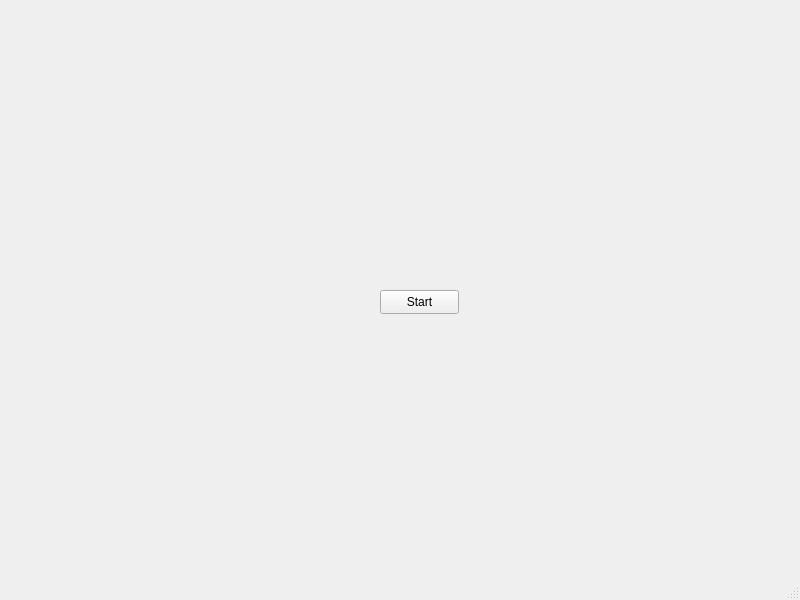
Before: the Qt Designer form simulation/gui/config.ui in matrochanowski/elevator-project, drawn with Qt 5.
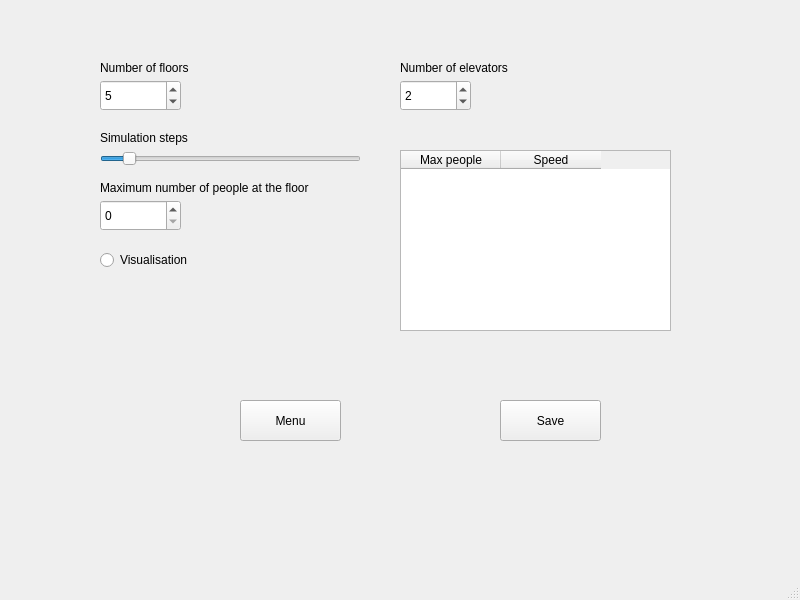
After: the same form once the commit is applied.

Patch:
```diff
--- a/simulation/gui/config.ui
+++ b/simulation/gui/config.ui
@@ -14,18 +14,235 @@
    <string>MainWindow</string>
   </property>
   <widget class="QWidget" name="centralwidget">
-   <widget class="QPushButton" name="startButton">
+   <widget class="QStackedWidget" name="stackedWidget">
     <property name="geometry">
      <rect>
-      <x>380</x>
-      <y>290</y>
-      <width>79</width>
-      <height>24</height>
+      <x>30</x>
+      <y>30</y>
+      <width>721</width>
+      <height>491</height>
      </rect>
     </property>
-    <property name="text">
-     <string>Start</string>
+    <property name="currentIndex">
+     <number>1</number>
     </property>
+    <widget class="QWidget" name="page">
+     <widget class="QPushButton" name="startButton">
+      <property name="geometry">
+       <rect>
+        <x>280</x>
+        <y>350</y>
+        <width>91</width>
+        <height>41</height>
+       </rect>
+      </property>
+      <property name="text">
+       <string>Start</string>
+      </property>
+     </widget>
+     <widget class="QPushButton" name="settingsButton">
+      <property name="geometry">
+       <rect>
+        <x>520</x>
+        <y>350</y>
+        <width>101</width>
+        <height>41</height>
+       </rect>
+      </property>
+      <property name="text">
+       <string>Settings</string>
+      </property>
+     </widget>
+    </widget>
+    <widget class="QWidget" name="page_2">
+     <widget class="QPushButton" name="SaveButton">
+      <property name="geometry">
+       <rect>
+        <x>470</x>
+        <y>370</y>
+        <width>101</width>
+        <height>41</height>
+       </rect>
+      </property>
+      <property name="text">
+       <string>Save</string>
+      </property>
+     </widget>
+     <widget class="QPushButton" name="MenuButton">
+      <property name="geometry">
+       <rect>
+        <x>210</x>
+        <y>370</y>
+        <width>101</width>
+        <height>41</height>
+       </rect>
+      </property>
+      <property name="text">
+       <string>Menu</string>
+      </property>
+     </widget>
+     <widget class="QSpinBox" name="FloorsSpinBox">
+      <property name="geometry">
+       <rect>
+        <x>70</x>
+        <y>50</y>
+        <width>81</width>
+        <height>31</height>
+       </rect>
+      </property>
+      <property name="minimum">
+       <number>2</number>
+      </property>
+      <property name="maximum">
+       <number>20</number>
+      </property>
+      <property name="value">
+       <number>5</number>
+      </property>
+     </widget>
+     <widget class="QLabel" name="label">
+      <property name="geometry">
+       <rect>
+        <x>70</x>
+        <y>30</y>
+        <width>101</width>
+        <height>16</height>
+       </rect>
+      </property>
+      <property name="text">
+       <string>Number of floors</string>
+      </property>
+     </widget>
+     <widget class="QSlider" name="StepsHorizontalSlider">
+      <property name="geometry">
+       <rect>
+        <x>70</x>
+        <y>120</y>
+        <width>261</width>
+        <height>18</height>
+       </rect>
+      </property>
+      <property name="minimumSize">
+       <size>
+        <width>160</width>
+        <height>0</height>
+       </size>
+      </property>
+      <property name="minimum">
+       <number>100</number>
+      </property>
+      <property name="maximum">
+       <number>10000</number>
+      </property>
+      <property name="sliderPosition">
+       <number>1000</number>
+      </property>
+      <property name="orientation">
+       <enum>Qt::Orientation::Horizontal</enum>
+      </property>
+     </widget>
+     <widget class="QLabel" name="label_2">
+      <property name="geometry">
+       <rect>
+        <x>70</x>
+        <y>100</y>
+        <width>101</width>
+        <height>16</height>
+       </rect>
+      </property>
+      <property name="text">
+       <string>Simulation steps</string>
+      </property>
+     </widget>
+     <widget class="QSpinBox" name="MaxPeopleFloorSpinBox">
+      <property name="geometry">
+       <rect>
+        <x>70</x>
+        <y>170</y>
+        <width>81</width>
+        <height>31</height>
+       </rect>
+      </property>
+     </widget>
+     <widget class="QLabel" name="label_3">
+      <property name="geometry">
+       <rect>
+        <x>70</x>
+        <y>150</y>
+        <width>221</width>
+        <height>16</height>
+       </rect>
+      </property>
+      <property name="text">
+       <string>Maximum number of people at the floor</string>
+      </property>
+     </widget>
+     <widget class="QRadioButton" name="VisualisationRadioButton">
+      <property name="geometry">
+       <rect>
+        <x>70</x>
+        <y>220</y>
+        <width>92</width>
+        <height>20</height>
+       </rect>
+      </property>
+      <property name="text">
+       <string>Visualisation</string>
+      </property>
+     </widget>
+     <widget class="QTableWidget" name="ElevatorTable">
+      <property name="geometry">
+       <rect>
+        <x>370</x>
+        <y>120</y>
+        <width>271</width>
+        <height>181</height>
+       </rect>
+      </property>
+      <column>
+       <property name="text">
+        <string>Max people</string>
+       </property>
+      </column>
+      <column>
+       <property name="text">
+        <string>Speed</string>
+       </property>
+      </column>
+     </widget>
+     <widget class="QSpinBox" name="ElevatorsSpinBox">
+      <property name="geometry">
+       <rect>
+        <x>370</x>
+        <y>50</y>
+        <width>71</width>
+        <height>31</height>
+       </rect>
+      </property>
+      <property name="minimum">
+       <number>1</number>
+      </property>
+      <property name="maximum">
+       <number>8</number>
+      </property>
+      <property name="value">
+       <number>2</number>
+      </property>
+     </widget>
+     <widget class="QLabel" name="label_4">
+      <property name="geometry">
+       <rect>
+        <x>370</x>
+        <y>30</y>
+        <width>121</width>
+        <height>16</height>
+       </rect>
+      </property>
+      <property name="text">
+       <string>Number of elevators</string>
+      </property>
+     </widget>
+    </widget>
    </widget>
   </widget>
   <widget class="QMenuBar" name="menubar">
```
